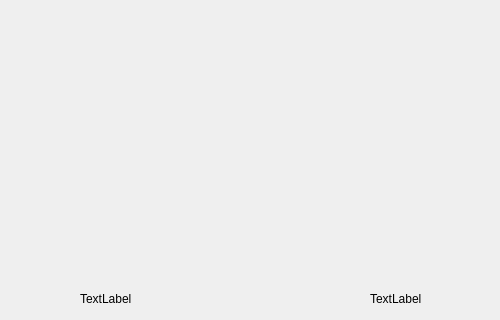
Old version of the form src/GUI/playarea.ui in the repository chudyandrej/OthelloGame_cpp; both pictures show x 0 to 500 and y 230 to 550 of the 500 by 550 pixel window.
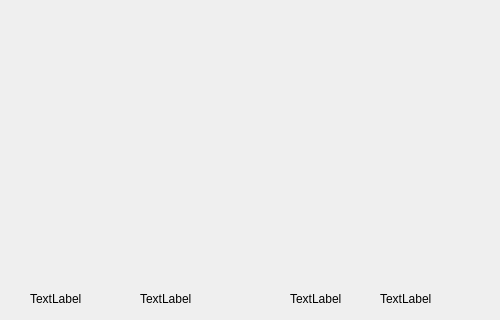
New version of the form.

The edit to the form file:
```diff
--- a/src/GUI/playarea.ui
+++ b/src/GUI/playarea.ui
@@ -16,7 +16,7 @@
   <widget class="QLabel" name="label">
    <property name="geometry">
     <rect>
-     <x>80</x>
+     <x>30</x>
      <y>520</y>
      <width>67</width>
      <height>17</height>
@@ -29,7 +29,7 @@
   <widget class="QLabel" name="label_2">
    <property name="geometry">
     <rect>
-     <x>370</x>
+     <x>380</x>
      <y>520</y>
      <width>67</width>
      <height>17</height>
@@ -42,13 +42,39 @@
   <widget class="QWidget" name="board" native="true">
    <property name="geometry">
     <rect>
-     <x>80</x>
-     <y>100</y>
-     <width>320</width>
-     <height>320</height>
+     <x>50</x>
+     <y>70</y>
+     <width>400</width>
+     <height>400</height>
     </rect>
    </property>
   </widget>
+  <widget class="QLabel" name="score1Label">
+   <property name="geometry">
+    <rect>
+     <x>140</x>
+     <y>520</y>
+     <width>67</width>
+     <height>17</height>
+    </rect>
+   </property>
+   <property name="text">
+    <string>TextLabel</string>
+   </property>
+  </widget>
+  <widget class="QLabel" name="score2Label">
+   <property name="geometry">
+    <rect>
+     <x>290</x>
+     <y>520</y>
+     <width>67</width>
+     <height>17</height>
+    </rect>
+   </property>
+   <property name="text">
+    <string>TextLabel</string>
+   </property>
+  </widget>
  </widget>
  <resources/>
  <connections/>
```
Left out of the diff: 4 changed lines with no effect on the pictures.
